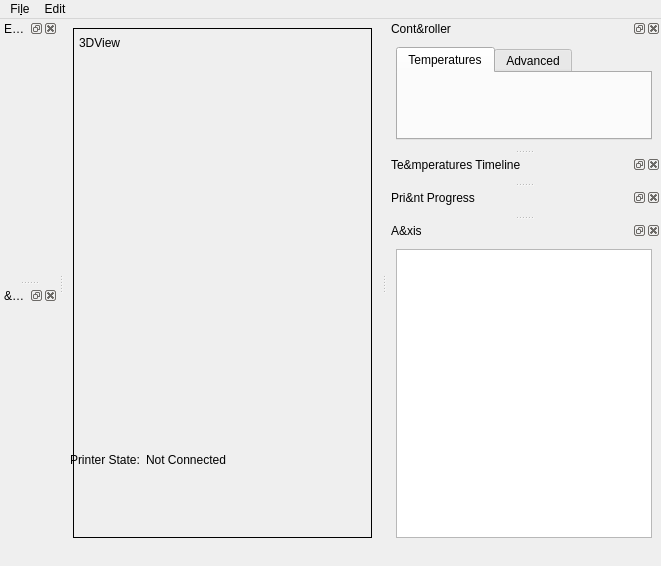
Above: src/mainwindow.ui from KDE/atelier before the change. Below: the same form after it.
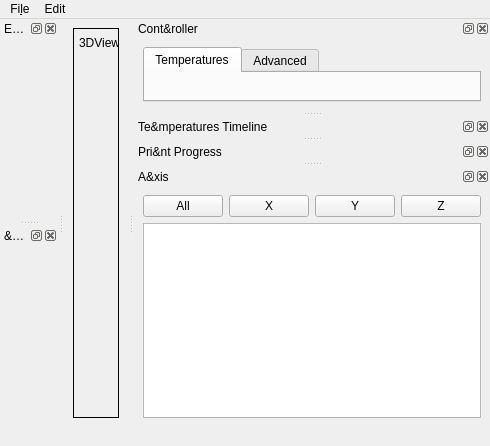
That is the form after the change. Custom widgets are drawn as their Qt base class.

Commit message:
Add Home Axis
Add buttons to moxe the axis to XYZ positions.
Added 'go-home' theme icons.

What changed in the file:
```diff
--- a/src/mainwindow.ui
+++ b/src/mainwindow.ui
@@ -6,8 +6,8 @@
    <rect>
     <x>0</x>
     <y>0</y>
-    <width>661</width>
-    <height>566</height>
+    <width>490</width>
+    <height>446</height>
    </rect>
   </property>
   <property name="windowTitle">
@@ -102,7 +102,7 @@
     <rect>
      <x>0</x>
      <y>0</y>
-     <width>661</width>
+     <width>490</width>
      <height>30</height>
     </rect>
    </property>
@@ -215,7 +215,35 @@
    </attribute>
    <widget class="QWidget" name="dockWidgetContents_2">
     <layout class="QGridLayout" name="gridLayout_2">
-     <item row="3" column="0" colspan="2">
+     <item row="0" column="0">
+      <widget class="QPushButton" name="homeAllPB">
+       <property name="text">
+        <string>All</string>
+       </property>
+      </widget>
+     </item>
+     <item row="0" column="1">
+      <widget class="QPushButton" name="homeXPB">
+       <property name="text">
+        <string>X</string>
+       </property>
+      </widget>
+     </item>
+     <item row="0" column="2">
+      <widget class="QPushButton" name="homeYPB">
+       <property name="text">
+        <string>Y</string>
+       </property>
+      </widget>
+     </item>
+     <item row="0" column="3">
+      <widget class="QPushButton" name="homeZPB">
+       <property name="text">
+        <string>Z</string>
+       </property>
+      </widget>
+     </item>
+     <item row="1" column="0" rowspan="4" colspan="4">
       <widget class="AxisControl" name="axisViewWidget"/>
      </item>
     </layout>
```
The commit also changes 1 other file.
